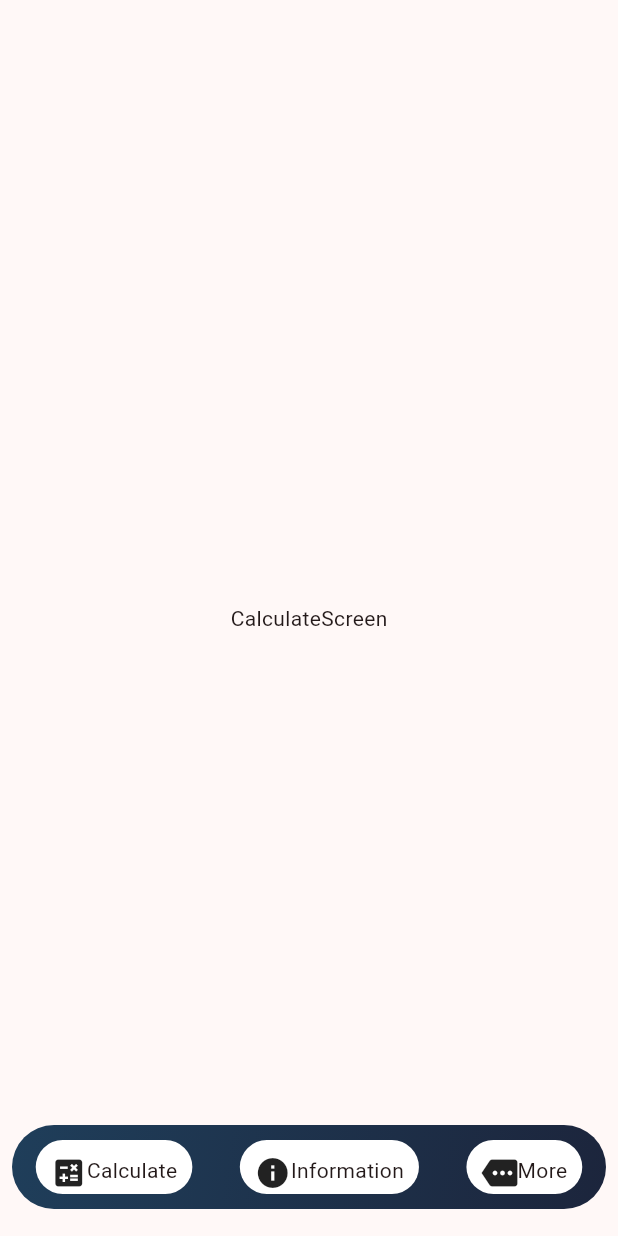
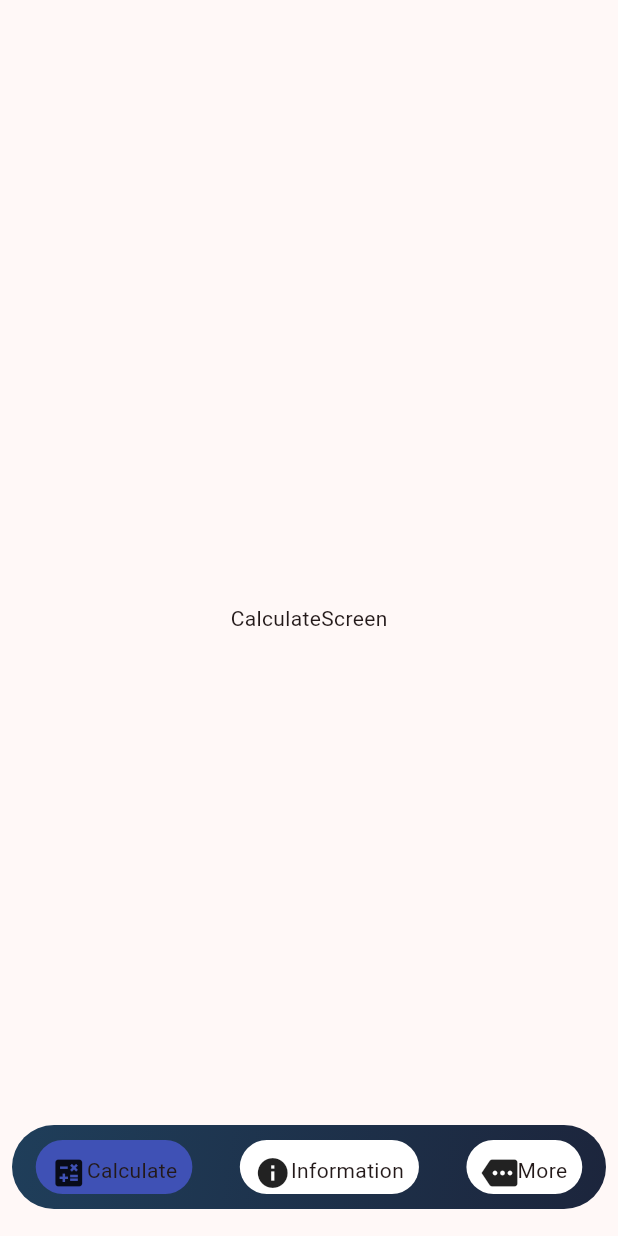
Before and after one commit to jhongo/WeightPlanerAPP, a Flutter app: the screen it shows after launch, on a phone screen of 412 x 824 dp. Run offline on Flutter 3.47's test engine with Material 2 defaults, Android fonts, the phone set to English and light mode, and no system bars.

Commit message:
Change page with state and color

```diff
--- a/lib/domain/entities/nav_options.dart
+++ b/lib/domain/entities/nav_options.dart
@@ -15,7 +15,7 @@ class NavOptions {
 }
 
  final navOptions =  <NavOptions>[
-  NavOptions(name: 'Calculate', index: 1, icon:Icons.calculate,),
-  NavOptions(name: 'Information', index: 2, icon: Icons.info,  ),
-  NavOptions(name:'More', index: 3, icon: Icons.more, )
+  NavOptions(name: 'Calculate', index: 0, icon:Icons.calculate,),
+  NavOptions(name: 'Information', index: 1, icon: Icons.info,  ),
+  NavOptions(name:'More', index: 2, icon: Icons.more, )
 ];
--- a/lib/main.dart
+++ b/lib/main.dart
@@ -1,6 +1,7 @@
 import 'package:flutter/material.dart';
 import 'package:planet_app/config/theme/app_theme.dart';
 import 'package:planet_app/presentation/providers/home_provider.dart';
+import 'package:planet_app/presentation/providers/navigator_provider.dart';
 import 'package:planet_app/presentation/screens/splash_screen.dart';
 import 'package:provider/provider.dart';
 
@@ -25,6 +26,9 @@ class MyApp extends StatelessWidget {
         ChangeNotifierProvider(
           create:(context) => JupiterProvider(),
           ),
+        ChangeNotifierProvider(
+          create:(context) => NavigatorProvider(),
+          )
       ],
       child: MaterialApp(
         debugShowCheckedModeBanner: false,
--- a/lib/presentation/providers/navigator_provider.dart
+++ b/lib/presentation/providers/navigator_provider.dart
@@ -0,0 +1,18 @@
+import 'package:flutter/material.dart';
+import 'package:planet_app/domain/entities/nav_options.dart';
+
+class NavigatorProvider extends ChangeNotifier {
+
+late int initIndex = 0;
+PageController controller = PageController();
+
+
+changePage( int index){
+  print('Provider $index');
+  controller.animateToPage(index, duration: Duration(milliseconds: 250), curve: Curves.linear);
+  initIndex = index;
+  notifyListeners();
+}
+
+
+}
--- a/lib/presentation/screens/home_screen.dart
+++ b/lib/presentation/screens/home_screen.dart
@@ -1,5 +1,6 @@
 import 'package:flutter/material.dart';
 import 'package:planet_app/presentation/providers/home_provider.dart';
+import 'package:planet_app/presentation/providers/navigator_provider.dart';
 import 'package:planet_app/presentation/screens/calculate_screen.dart';
 import 'package:planet_app/presentation/screens/information_screen.dart';
 import 'package:planet_app/presentation/screens/more_screen.dart';
@@ -20,6 +21,8 @@ class HomeScreen extends StatelessWidget {
     final moon = context.watch<MoonProvider>();
     final jupiter = context.watch<JupiterProvider>();
 
+    final navPro = context.watch<NavigatorProvider>();
+
     return Scaffold(
         body: Container(
             width: double.infinity,
@@ -28,6 +31,7 @@ class HomeScreen extends StatelessWidget {
             child: Stack(
               children: [
                 PageView(
+                  controller: navPro.controller,
                   physics: NeverScrollableScrollPhysics(),
                   children:const[
                     CalculateScreen(),
--- a/lib/presentation/widgets/shared/nav_options_items.dart
+++ b/lib/presentation/widgets/shared/nav_options_items.dart
@@ -1,6 +1,8 @@
 import 'package:flutter/material.dart';
 import 'package:planet_app/domain/entities/nav_options.dart';
+import 'package:planet_app/presentation/providers/navigator_provider.dart';
 import 'package:planet_app/presentation/widgets/shared/option_item.dart';
+import 'package:provider/provider.dart';
 
 
 class NavOptionsItems extends StatelessWidget {
@@ -8,6 +10,8 @@ class NavOptionsItems extends StatelessWidget {
 
   @override
   Widget build(BuildContext context) {
+
+    final navScroll = context.watch<NavigatorProvider>();
 
     return Padding(
       padding: const EdgeInsets.all(8.0),
@@ -29,7 +33,9 @@ class NavOptionsItems extends StatelessWidget {
           children: List.generate(navOptions.length,(index) {
               final menuitems = navOptions[index];
               return GestureDetector(
-                onTap: () => print('$index'),
+                onTap: (){
+                  navScroll.changePage(index);
+                },
                 child: OptionName(
                   navOpc: menuitems,
                   )
@@ -44,30 +50,3 @@ class NavOptionsItems extends StatelessWidget {
     );
   }
 }
-
-class OptionName extends StatelessWidget {
-
-  final NavOptions navOpc;
-
-  const OptionName({super.key,required this.navOpc});
-  @override
-  Widget build(BuildContext context) {
-    return AnimatedContainer(
-      padding: EdgeInsets.all(10),
-      duration: Duration(milliseconds: 750),
-      // width: 40,
-      // height: 40,
-      margin:const EdgeInsets.all(10),
-      decoration: BoxDecoration(
-      color: Colors.white,
-        borderRadius: BorderRadius.circular(20)
-      ),
-      child: Row(
-        children: [
-          Icon(navOpc.icon),
-          Text(navOpc.name)
-        ],
-      )
-    );
-  }
-}
--- /dev/null
+++ b/lib/presentation/widgets/shared/option_item.dart
@@ -0,0 +1,33 @@
+import 'package:flutter/material.dart';
+import 'package:planet_app/domain/entities/nav_options.dart';
+import 'package:planet_app/presentation/providers/navigator_provider.dart';
+import 'package:provider/provider.dart';
+
+class OptionName extends StatelessWidget {
+
+  final NavOptions navOpc;
+
+  const OptionName({super.key,required this.navOpc});
+  @override
+  Widget build(BuildContext context) {
+    final nav = context.watch<NavigatorProvider>();
+    return AnimatedContainer(
+
+      padding: EdgeInsets.all(10),
+      duration: Duration(milliseconds: 750),
+      // width: double.infinity,
+      // height: 40,
+      margin:const EdgeInsets.all(10),
+      decoration: BoxDecoration(
+      color: (navOpc.index == nav.initIndex) ? Colors.indigo : Colors.white,
+        borderRadius: BorderRadius.circular(20)
+      ),
+      child: Row(
+        children: [
+          Icon(navOpc.icon),
+          Text(navOpc.name)
+        ],
+      )
+    );
+  }
+}
```
